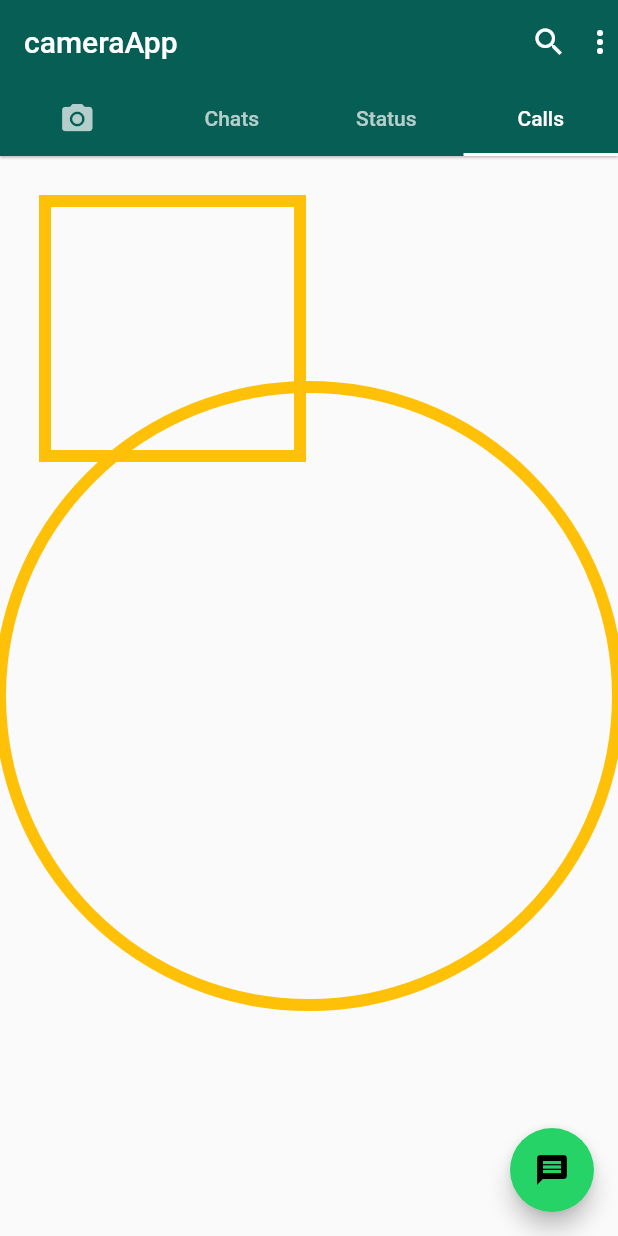
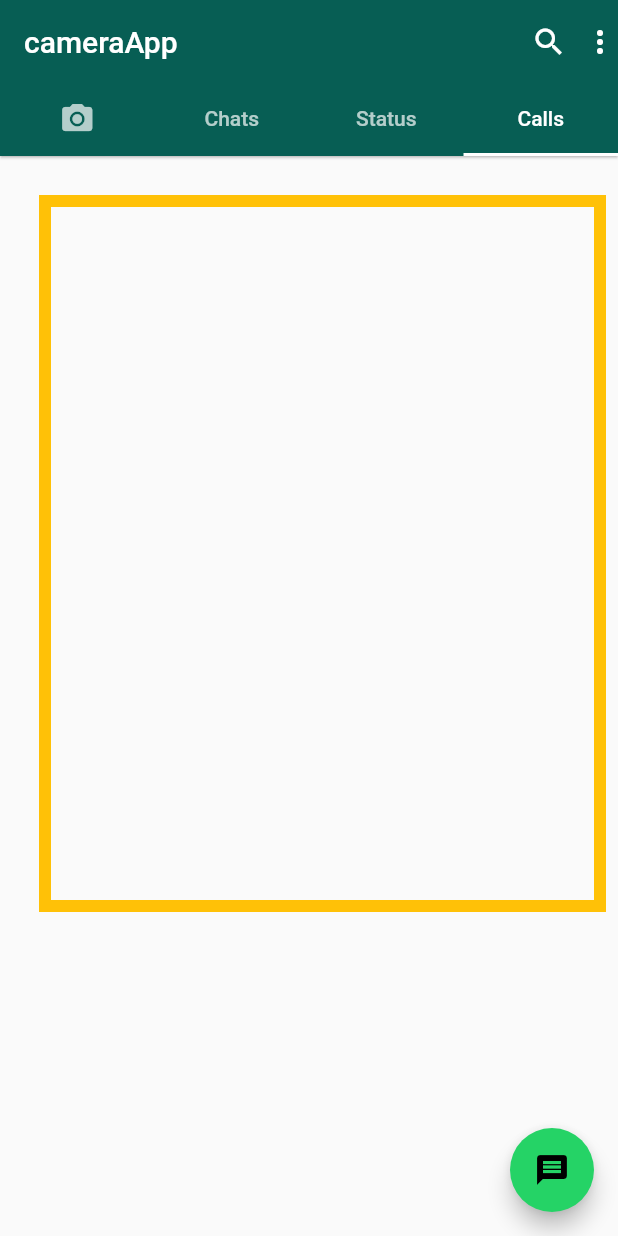
Before and after one commit to chapa369/flutter-whatsapp-clone, a Flutter app: the screen it shows after launch, tab 4 chosen, on a phone screen of 412 x 824 dp. Run offline on Flutter 3.47's test engine with Material 2 defaults, Android fonts, the phone set to English and light mode, and no system bars; our stand-ins replace camera; network calls fail.

```diff
--- a/lib/pages/call_screen.dart
+++ b/lib/pages/call_screen.dart
@@ -17,7 +17,7 @@ class MyPainter extends CustomPainter {
   Color lineColor;
   double width;
   MyPainter({this.lineColor, this.width});
-  var rect = Rect.fromLTRB(30, 30, 200, 200);
+  var rect = Rect.fromLTRB(30, 30, 400, 500);
 
   @override
   void paint(Canvas canvas, Size size) {
@@ -26,10 +26,6 @@ class MyPainter extends CustomPainter {
       ..strokeCap = StrokeCap.round
       ..style = PaintingStyle.stroke
       ..strokeWidth = width;
-    Offset center = new Offset(size.width / 2, size.height / 2);
-    double radius = min(size.width / 2, size.height / 2);
-
-    canvas.drawCircle(center, radius, line);
     canvas.drawRect(rect, line);
   }
 
```
